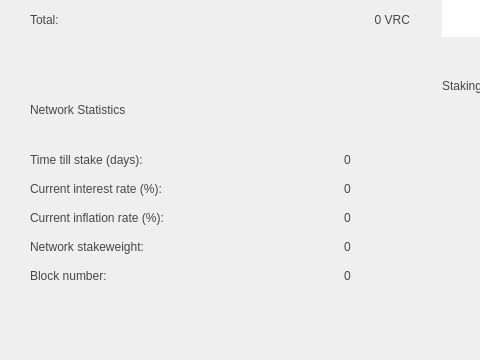
The window that src/qt/forms/overviewpage.ui (VeriConomy/vericoin) describes before a commit, drawn with Qt 5; both pictures show x 0 to 480 and y 129 to 489 of the 922 by 489 pixel window.
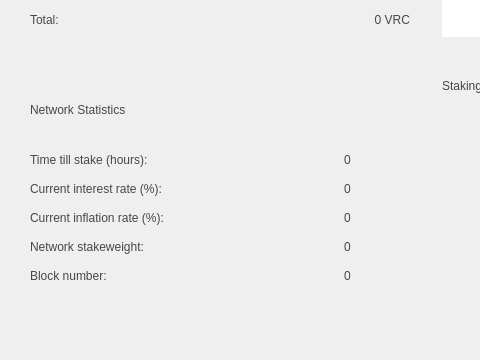
The same window after the commit. Icons and pictures are not drawn.

Commit message: minimize redundant stakeweight calcs, fix UI settings

Diff of the .ui file:
```diff
--- a/src/qt/forms/overviewpage.ui
+++ b/src/qt/forms/overviewpage.ui
@@ -631,7 +631,7 @@
           <string notr="true">QLabel {color: #444748}</string>
          </property>
          <property name="text">
-          <string>Time till stake (days):</string>
+          <string>Time till stake (hours):</string>
          </property>
         </widget>
        </item>
```
The commit also changes 2 other files.
